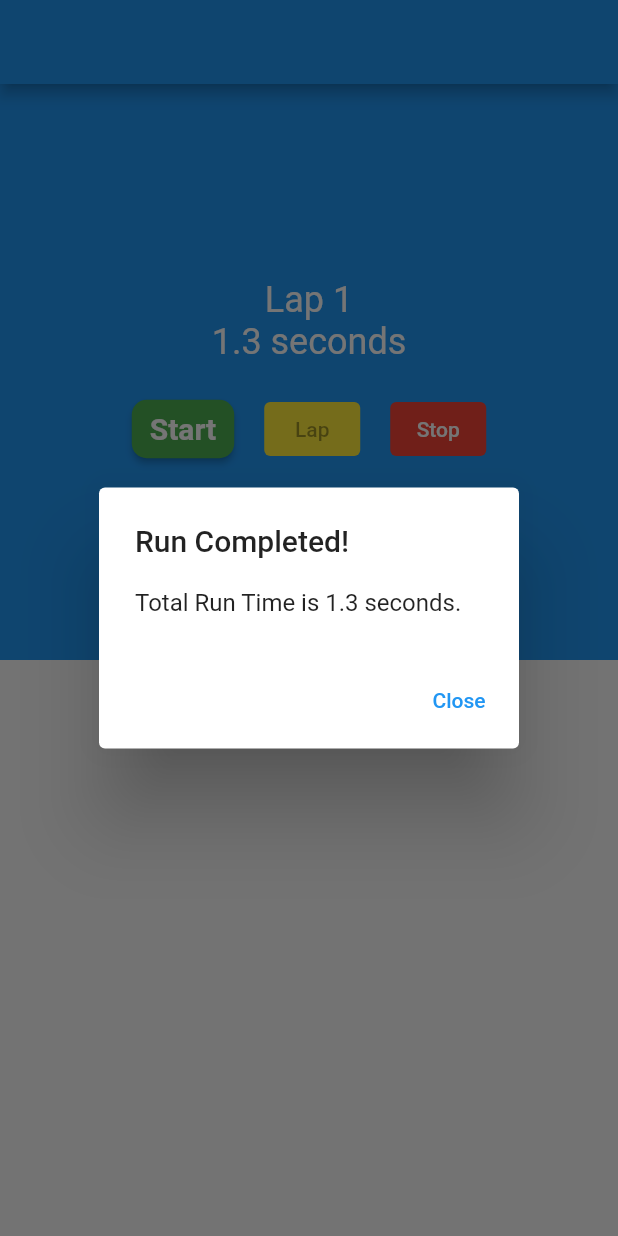
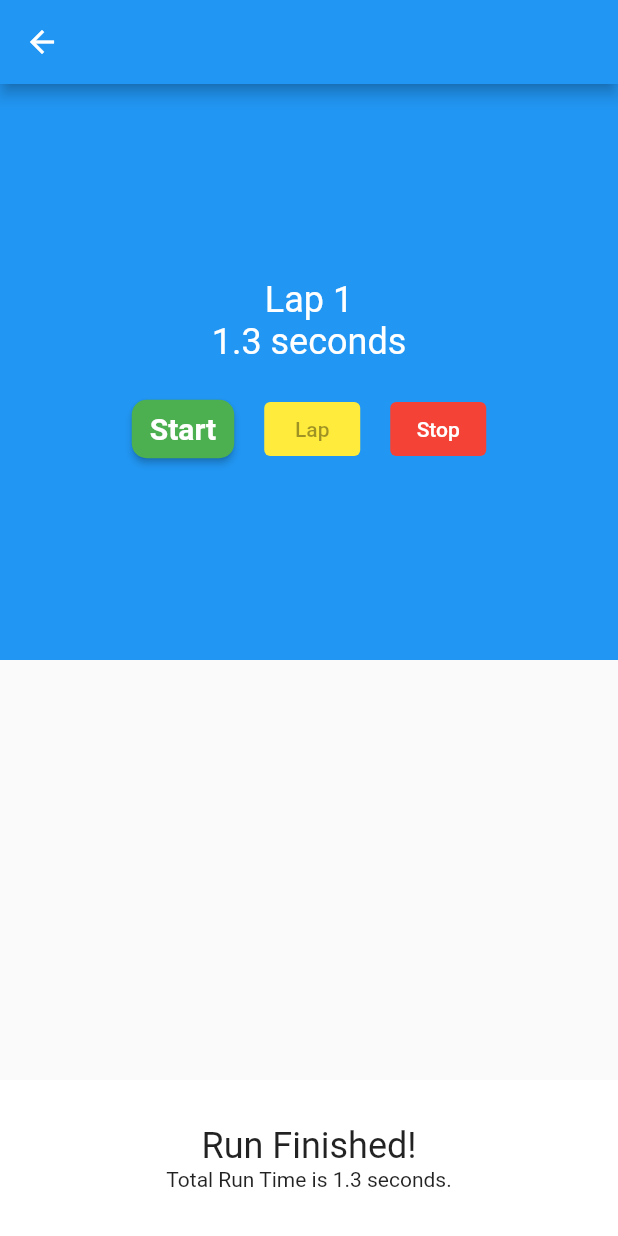
Before and after one commit to alvicaranzo/Stopwatch, a Flutter app: the screen it shows after launch, after a tap on "Continue", after a tap on "Start", after a tap on "Stop", on a phone screen of 412 x 824 dp. Run offline on Flutter 3.47's test engine with Material 2 defaults, Android fonts, the phone set to English and light mode, and no system bars.

```diff
--- a/lib/stopwatch.dart
+++ b/lib/stopwatch.dart
@@ -94,13 +94,15 @@ class _StopWatchState extends State<StopWatch> {
           child: const Text('Lap'),
         ),
         SizedBox(width: 20),
-        TextButton(
-          style: ButtonStyle(
-            backgroundColor: MaterialStateProperty.all<Color>(Colors.red),
-            foregroundColor: MaterialStateProperty.all<Color>(Colors.white),
+        Builder(
+          builder: (context) => TextButton(
+            style: ButtonStyle(
+              backgroundColor: MaterialStateProperty.all<Color>(Colors.red),
+              foregroundColor: MaterialStateProperty.all<Color>(Colors.white),
+            ),
+            child: Text('Stop'),
+            onPressed: isTicking ? () => _stopTimer(context) : null,
           ),
-          onPressed: isTicking ? _stopTimer : null,
-          child: const Text('Stop'),
         ),
       ],
     );
@@ -119,17 +121,32 @@ class _StopWatchState extends State<StopWatch> {
     return '$seconds seconds';
   }
 
-  void _stopTimer() {
+  void _stopTimer(BuildContext context) {
     timer.cancel();
     setState(() {
       isTicking = false;
     });
+    final controller =
+        showBottomSheet(context: context, builder: _buildRunCompleteSheet);
+    Future.delayed(const Duration(seconds: 5)).then((_) {
+      controller.close();
+    });
+  }
+
+  Widget _buildRunCompleteSheet(BuildContext context) {
     final totalRuntime = laps.fold(milliseconds, (total, lap) => total + lap);
-    final alert = PlatformAlert(
-      title: 'Run Completed!',
-      message: 'Total Run Time is ${_secondsText(totalRuntime)}.',
-    );
-    alert.show(context);
+    final textTheme = Theme.of(context).textTheme;
+    return SafeArea(
+        child: Container(
+      color: Theme.of(context).cardColor,
+      width: double.infinity,
+      child: Padding(
+          padding: const EdgeInsets.symmetric(vertical: 30.0),
+          child: Column(mainAxisSize: MainAxisSize.min, children: [
+            Text('Run Finished!', style: textTheme.headlineSmall),
+            Text('Total Run Time is ${_secondsText(totalRuntime)}.')
+          ])),
+    ));
   }
 
   void _lap() {
```
